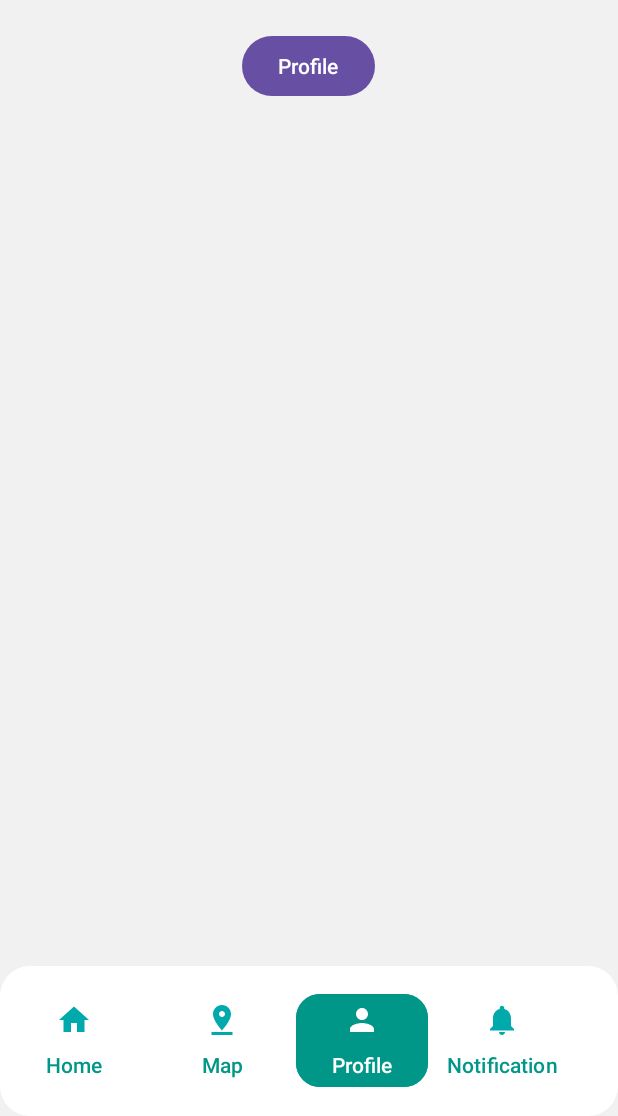
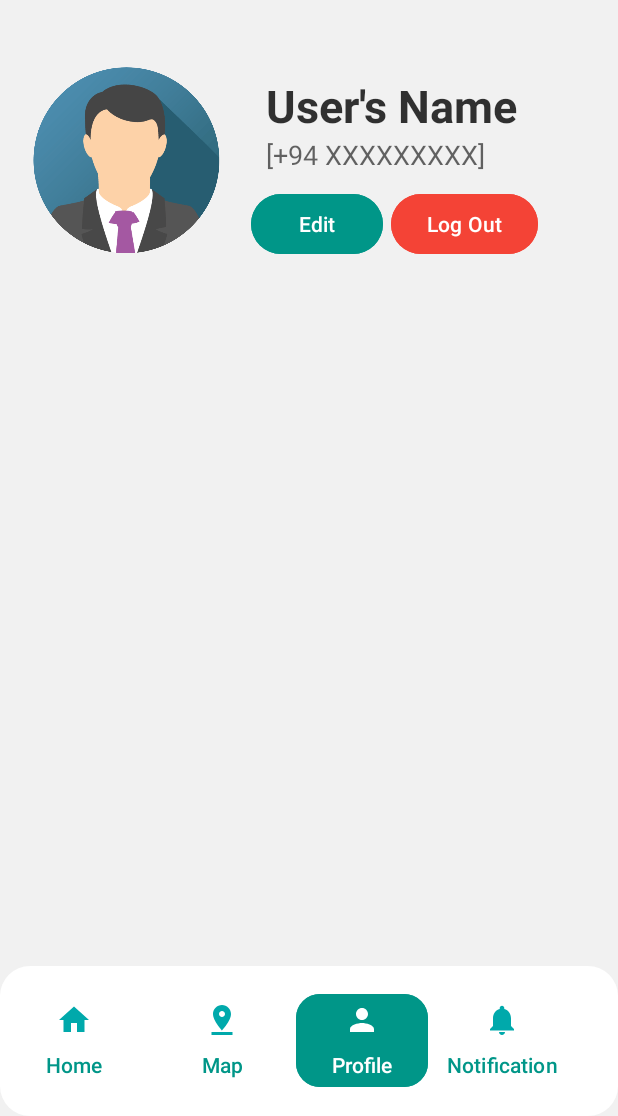
Before and after one commit to RameshRukshan/PicNCharge, an Android app: the profile screen opened directly, with no data from a screen before it, on a phone screen of 412 x 824 dp, the part 120-1236 px from its top. Run offline under Robolectric (Android 15) with nearby library versions, the phone set to English and light mode, and no system bars.

Commit message:
Profile Top Section UI Created

```diff
--- a/app/src/main/res/layout/activity_map.xml
+++ b/app/src/main/res/layout/activity_map.xml
@@ -6,7 +6,6 @@
     android:layout_height="match_parent"
     android:background="#F1F1F1"
     tools:context=".map">
-
 
     <ImageView
         android:id="@+id/imageView"
--- a/app/src/main/res/layout/activity_notification.xml
+++ b/app/src/main/res/layout/activity_notification.xml
@@ -6,7 +6,6 @@
     android:layout_height="match_parent"
     android:background="#F1F1F1"
     tools:context=".notification">
-
 
     <ImageView
         android:id="@+id/imageView"
--- a/app/src/main/res/layout/activity_profile.xml
+++ b/app/src/main/res/layout/activity_profile.xml
@@ -6,8 +6,6 @@
     android:layout_height="match_parent"
     android:background="#F1F1F1"
     tools:context=".profile">
-
-
 
     <ImageView
         android:id="@+id/imageView"
@@ -90,24 +88,81 @@
     <ScrollView
         android:layout_width="match_parent"
         android:layout_height="match_parent"
+        android:layout_marginTop="100dp"
+        android:layout_marginBottom="100dp"
         app:layout_constraintBottom_toTopOf="@+id/linearLayout"
         app:layout_constraintEnd_toEndOf="parent"
-        android:layout_marginTop="100dp"
-        android:layout_marginBottom="100dp"
-        app:layout_constraintStart_toStartOf="parent">
+        app:layout_constraintStart_toStartOf="parent"
+        app:layout_constraintTop_toBottomOf="@+id/imageView2">
 
         <LinearLayout
             android:layout_width="match_parent"
             android:layout_height="wrap_content"
             android:orientation="vertical">
 
-            <Button
-                android:id="@+id/txt18"
-                android:layout_width="wrap_content"
+            <LinearLayout
+                android:layout_width="match_parent"
                 android:layout_height="wrap_content"
-                android:text="Profile"
-                android:layout_gravity="center"/>
+                android:orientation="horizontal">
 
+                <ImageView
+                    android:id="@+id/imageView6"
+                    android:layout_width="167dp"
+                    android:layout_height="170dp"
+                    app:srcCompat="@drawable/profile" />
+
+                <LinearLayout
+                    android:layout_width="wrap_content"
+                    android:layout_height="wrap_content"
+                    android:orientation="vertical">
+
+                    <TextView
+                        android:id="@+id/txt_profile_user_full_name"
+                        android:layout_width="wrap_content"
+                        android:layout_height="wrap_content"
+                        android:layout_weight="1"
+                        android:layout_marginTop="30dp"
+                        android:layout_marginLeft="10dp"
+                        android:text="User's Name"
+                        android:textColor="#CC000000"
+                        android:textSize="30sp"
+                        android:textStyle="bold" />
+
+                    <TextView
+                        android:id="@+id/txt_profile_user_phone_number"
+                        android:layout_width="wrap_content"
+                        android:layout_height="wrap_content"
+                        android:layout_weight="1"
+                        android:text="[+94 XXXXXXXXX]"
+                        android:textColor="#99000000"
+                        android:layout_marginLeft="10dp"
+                        android:textSize="18sp" />
+
+                    <LinearLayout
+                        android:layout_width="wrap_content"
+                        android:layout_height="wrap_content"
+                        android:backgroundTint="#009688"
+                        android:orientation="horizontal">
+
+                        <Button
+                            android:id="@+id/btn_profile_edit"
+                            android:layout_width="wrap_content"
+                            android:layout_height="wrap_content"
+                            android:backgroundTint="#009688"
+                            android:text="Edit"
+                            android:layout_marginTop="10dp"/>
+
+                        <Button
+                            android:id="@+id/btn_profile_log_out"
+                            android:layout_width="wrap_content"
+                            android:layout_height="wrap_content"
+                            android:layout_marginTop="10dp"
+                            android:layout_marginLeft="5dp"
+                            android:backgroundTint="#F44336"
+                            android:text="Log Out" />
+                    </LinearLayout>
+                </LinearLayout>
+            </LinearLayout>
         </LinearLayout>
     </ScrollView>
 
```
